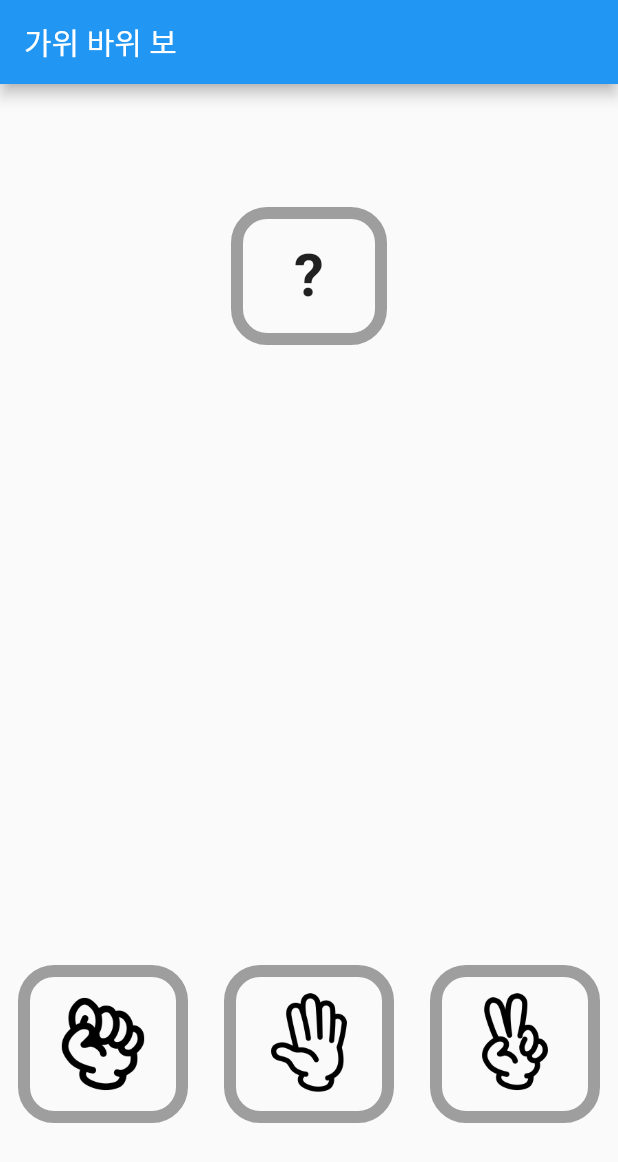
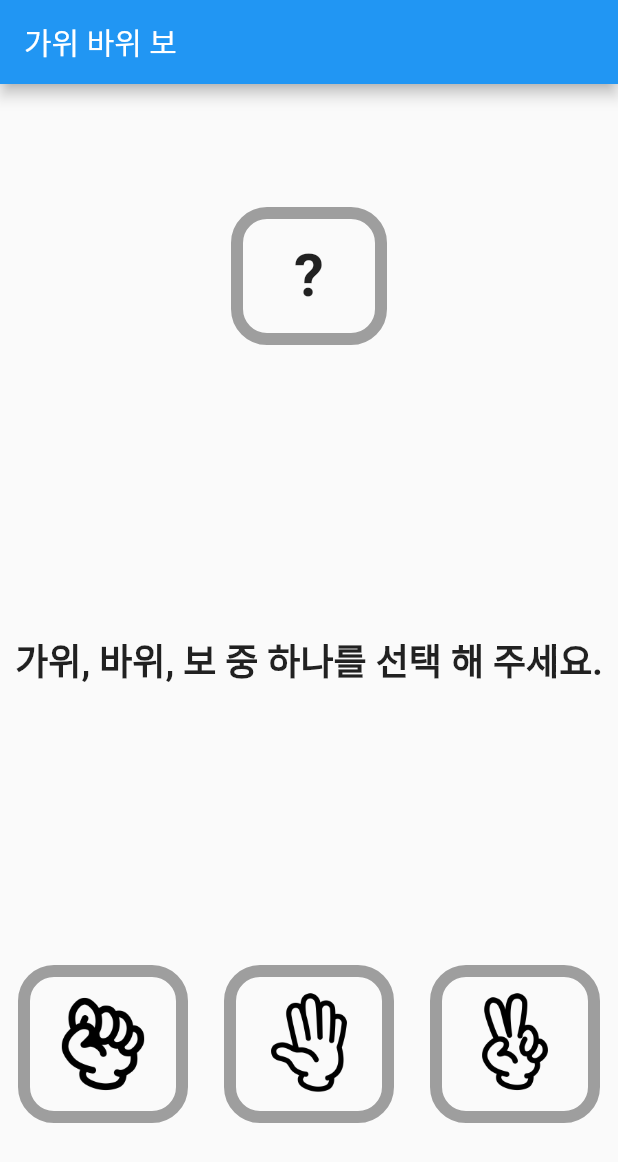
Before and after one commit to felix980131/TIL, a Flutter app: the screen it shows after launch, on a phone screen of 412 x 824 dp. Shown: the top 1162 px of the screen. Run offline on Flutter 3.47's test engine with Material 2 defaults, Android fonts, the phone set to English and light mode, and no system bars; our stand-ins replace go_router.

Commit message:
docs: update Flutter practice rock_paper_scissors game_result

```diff
--- a/Flutter/practice/1. widget/rock_paper_scissors/lib/game/view/game_result.dart
+++ b/Flutter/practice/1. widget/rock_paper_scissors/lib/game/view/game_result.dart
@@ -1,19 +1,21 @@
 import 'package:flutter/material.dart';
 
-class GameResult extends StatefulWidget {
+class GameResult extends StatelessWidget {
   final bool isDone;
 
   const GameResult({super.key, required this.isDone});
 
   @override
-  State<GameResult> createState() => _GameResultState();
-}
+  Widget build(BuildContext context) {
+    if (isDone) {
+      return Placeholder();
+    }
 
-class _GameResultState extends State<GameResult> {
-  @override
-  Widget build(BuildContext context) {
-    return Column(
-      children: [],
+    return Center(
+      child: Text(
+        "가위, 바위, 보 중 하나를 선택 해 주세요.",
+        style: TextStyle(fontSize: 24, fontWeight: FontWeight.bold),
+      ),
     );
   }
 }
```
